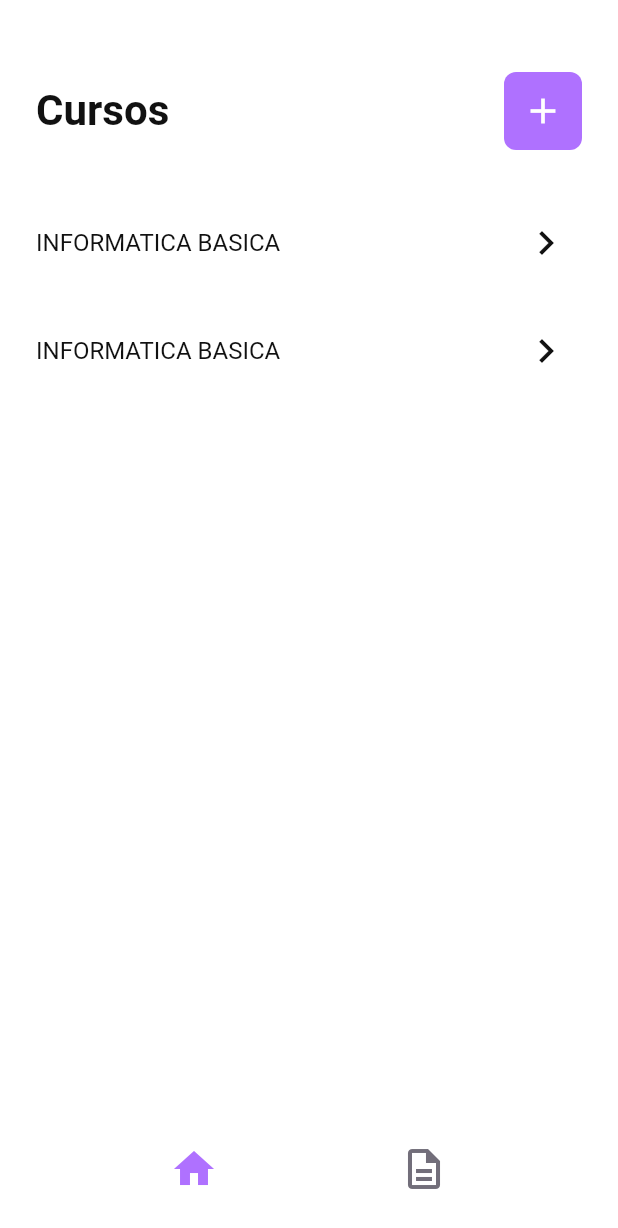
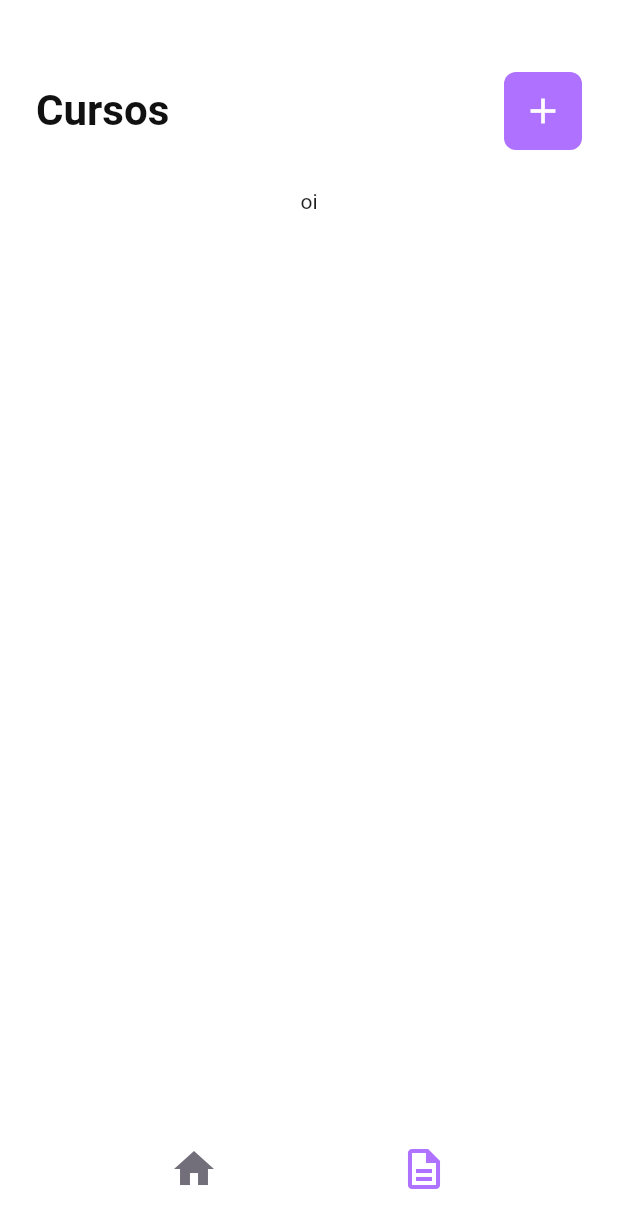
Before and after one commit to mateusgcoelho/vrsoftware-mobile-test, a Flutter app: the screen it shows after launch, after a tap on the "description" icon, on a phone screen of 412 x 824 dp. Shown: the top 1228 px of the screen. Run offline on Flutter 3.47's test engine with Material 2 defaults, Android fonts, the phone set to English and light mode, and no system bars.

Commit message:
Adding navigation per pages!

```diff
--- /dev/null
+++ b/lib/modules/all_students/all_students_page.dart
@@ -0,0 +1,12 @@
+import 'package:flutter/material.dart';
+
+class AllStudentsPage extends StatelessWidget {
+  const AllStudentsPage({Key? key}) : super(key: key);
+
+  @override
+  Widget build(BuildContext context) {
+    return Container(
+      child: Text("oi"),
+    );
+  }
+}
--- /dev/null
+++ b/lib/modules/home/home_controller.dart
@@ -0,0 +1,7 @@
+class HomeController {
+  int currentPage = 0;
+
+  setPage(index) {
+    currentPage = index;
+  }
+}
--- a/lib/modules/home/home_page.dart
+++ b/lib/modules/home/home_page.dart
@@ -1,5 +1,7 @@
 import 'package:flutter/material.dart';
+import 'package:mobile/modules/all_students/all_students_page.dart';
 import 'package:mobile/modules/courses/courses_page.dart';
+import 'package:mobile/modules/home/home_controller.dart';
 import 'package:mobile/shared/themes/app_colors.dart';
 import 'package:mobile/shared/themes/app_texts.dart';
 
@@ -13,7 +15,10 @@ class HomePage extends StatefulWidget {
 class _HomePageState extends State<HomePage> {
   final pages = [
     CoursesPage(),
+    AllStudentsPage(),
   ];
+
+  final controller = HomeController();
 
   @override
   Widget build(BuildContext context) {
@@ -28,20 +33,28 @@ class _HomePageState extends State<HomePage> {
               icon: Icon(
                 Icons.home,
                 size: 32,
-                color: AppColors.primary,
+                color: controller.currentPage == 0
+                    ? AppColors.primary
+                    : AppColors.gray,
               ),
               onPressed: () {
-                setState(() {});
+                setState(() {
+                  controller.setPage(0);
+                });
               },
             ),
             IconButton(
               icon: Icon(
                 Icons.description_outlined,
                 size: 32,
-                color: AppColors.gray,
+                color: controller.currentPage == 1
+                    ? AppColors.primary
+                    : AppColors.gray,
               ),
               onPressed: () {
-                setState(() {});
+                setState(() {
+                  controller.setPage(1);
+                });
               },
             ),
           ],
@@ -78,7 +91,7 @@ class _HomePageState extends State<HomePage> {
                 ),
               ),
             ),
-            pages[0],
+            pages[controller.currentPage],
           ],
         ),
       ),
--- a/lib/shared/widgets/course_item_widget.dart
+++ b/lib/shared/widgets/course_item_widget.dart
@@ -9,13 +9,15 @@ class CourseItemWidget extends StatelessWidget {
   Widget build(BuildContext context) {
     final size = MediaQuery.of(context).size;
 
-    return Container(
-      width: size.width,
+    return InkWell(
+      onTap: () {},
       child: Padding(
         padding: EdgeInsets.symmetric(
           horizontal: 24,
           vertical: 12,
         ),
+        child: Ink(
+          width: size.width,
           child: Row(
             mainAxisAlignment: MainAxisAlignment.spaceBetween,
             children: [
@@ -25,13 +27,14 @@ class CourseItemWidget extends StatelessWidget {
               ),
               IconButton(
                 icon: Icon(Icons.chevron_right),
-              iconSize: 32,
+                iconSize: 28,
                 color: AppColors.black,
                 onPressed: () {},
               ),
             ],
           ),
         ),
+      ),
     );
   }
 }
```
Lines whose indentation alone changed are shown as unchanged.
